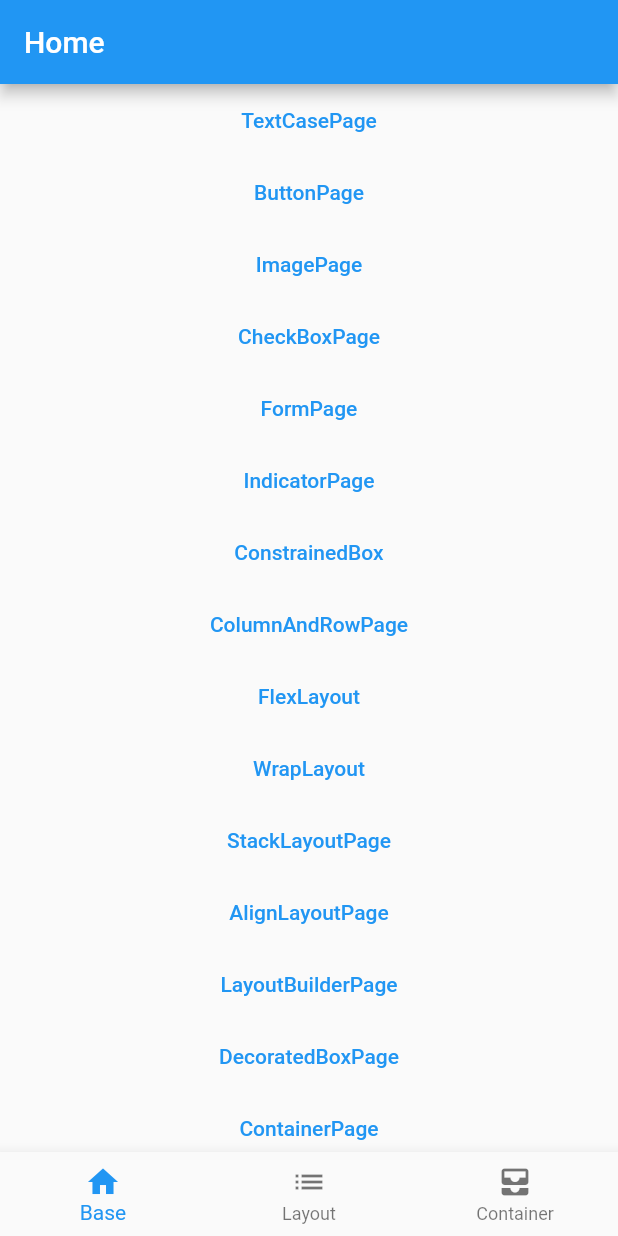
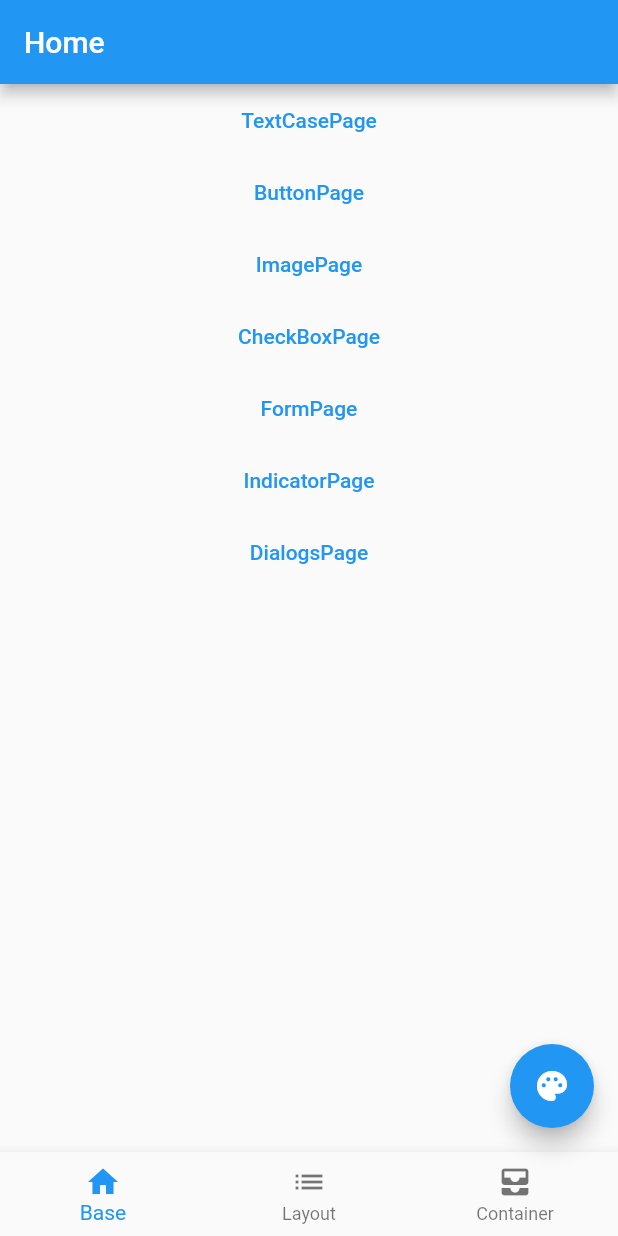
Before and after one commit to gitofleonardo/flutter_in_action, a Flutter app: the screen it shows after launch, on a phone screen of 412 x 824 dp. Run offline on Flutter 3.47's test engine with Material 2 defaults, Android fonts, the light colour scheme and no system bars; missing offline and left inert: flutter_displaymode.

Commit message:
Add dialog demos.

```diff
--- a/lib/main.dart
+++ b/lib/main.dart
@@ -11,6 +11,7 @@
 import 'package:flutter_in_action/container/clip_page.dart';
 import 'package:flutter_in_action/container/container.dart';
 import 'package:flutter_in_action/container/decorated_box.dart';
+import 'package:flutter_in_action/dialogs.dart';
 import 'package:flutter_in_action/layout/align_layout.dart';
 import 'package:flutter_in_action/layout/column_and_row.dart';
 import 'package:flutter_in_action/layout/constrained_box.dart';
@@ -18,6 +19,12 @@
 import 'package:flutter_in_action/layout/layout_builder.dart';
 import 'package:flutter_in_action/layout/stack_layout.dart';
 import 'package:flutter_in_action/layout/wrap.dart';
+import 'package:flutter_in_action/page/base_widget_page.dart';
+import 'package:flutter_in_action/page/container_page.dart';
+import 'package:flutter_in_action/page/layout_widget_page.dart';
+import 'package:flutter_in_action/scrollable/animated_list_view.dart';
+import 'package:flutter_in_action/scrollable/grid_view.dart';
+import 'package:flutter_in_action/scrollable/list_view.dart';
 
 void main() {
   runApp(const MyApp());
@@ -31,13 +38,10 @@
   Widget build(BuildContext context) {
     return MaterialApp(
       title: 'My Flutter Demo',
-      theme: ThemeData(
-        primarySwatch: Colors.blue,
-      ),
-      home: const MyHomePage(title: 'Home'),
+      home: const MyHomePage(title: "Home"),
       routes: {
         "button_page": (context) => const ButtonPage(),
-        "check_box_page":(context) => const CheckBoxPage(),
+        "check_box_page": (context) => const CheckBoxPage(),
         "form_page": (context) => const FormPage(),
         "image_page": (context) => const ImagePage(),
         "indicator_page": (context) => const IndicatorPage(),
@@ -51,7 +55,11 @@
         "layout_builder_page": (ctx) => LayoutBuilderPage(),
         "decorated_box_page": (ctx) => const DecoratedBoxPage(),
         "container_page": (ctx) => const ContainerPage(),
-        "clip_page": (ctx) => ClipPage(),
+        "clip_page": (ctx) => const ClipPage(),
+        "list_view_page": (ctx) => const ListViewPage(),
+        "animated_list_view_page": (ctx) => const AnimatedListViewPage(),
+        "grid_view_page": (ctx) => const GridViewPage(),
+        "dialog_page": (ctx) => const Dialogs(),
       },
     );
   }
@@ -67,23 +75,24 @@
 }
 
 class _MyHomePageState extends State<MyHomePage> {
-  late final List<DisplayMode> _modes;
-  late final DisplayMode? _active;
-  late final DisplayMode? _preferred;
+  DateTime? _lastPress;
+  var _currentPageIndex = 0;
+  final _pageController = PageController();
+  final _pages = [
+    const BaseWidgetPage(),
+    const LayoutWidgetPage(),
+    const ContainerWidgetPage()
+  ];
+  final _optionalThemes = <ThemeData>[
+    ThemeData(primarySwatch: Colors.blue),
+    ThemeData(primarySwatch: Colors.deepOrange),
+    ThemeData(primarySwatch: Colors.teal)
+  ];
+  var _currThemeIndex = 0;
 
   Future<void> fetchAll() async {
-    try{
-      _modes = await FlutterDisplayMode.supported;
-      _modes.forEach(print);
-    }catch(e){
-      print(e);
-    }
-    _preferred = await FlutterDisplayMode.preferred;
-    _active = await FlutterDisplayMode.active;
     await FlutterDisplayMode.setHighRefreshRate();
-    setState(() {
-
-    });
+    setState(() {});
   }
 
   @override
@@ -93,101 +102,75 @@
     });
     super.initState();
   }
+
   @override
   Widget build(BuildContext context) {
-    return AnnotatedRegion<SystemUiOverlayStyle>(child: Scaffold(
+    return Theme(
+      data: _optionalThemes[_currThemeIndex],
+      child: WillPopScope(
+          child: AnnotatedRegion<SystemUiOverlayStyle>(
+              child: Scaffold(
                 appBar: AppBar(
                   title: Text(widget.title),
                 ),
-      body: SingleChildScrollView(
-        child: Container(
-          constraints: const BoxConstraints(minWidth: double.infinity),
-          child: Column(
-            mainAxisAlignment: MainAxisAlignment.center,
-            mainAxisSize: MainAxisSize.max,
-            children: <Widget>[
-              TextButton(
-                  child: const Text("TextCasePage"),
-                  onPressed: (){
-                    Navigator.pushNamed(context, "text_page",arguments: "Hello World And Thank You.");
-                  }),
-              TextButton(
-                  onPressed: (){
-                    Navigator.push(context, MaterialPageRoute(builder: (context){
-                      return const ButtonPage();
-                    }));
+                body: Container(
+                  constraints: const BoxConstraints.expand(),
+                  child: PageView.builder(
+                    controller: _pageController,
+                    itemCount: _pages.length,
+                    itemBuilder: (BuildContext context, int index) {
+                      return _pages[index];
                     },
-                  child: const Text("ButtonPage")
-              ),
-              TextButton(onPressed: (){
-                Navigator.push(context, MaterialPageRoute(builder: (context){
-                  return const ImagePage();
-                }));
-              }, child: const Text("ImagePage")),
-              TextButton(onPressed: (){
-                Navigator.push(context, MaterialPageRoute(builder: (context){
-                  return const CheckBoxPage();
-                }));
-              }, child: const Text("CheckBoxPage")),
-              TextButton(onPressed: (){
-                Navigator.push(context, MaterialPageRoute(builder: (context){
-                  return const FormPage();
-                }));
-              }, child: const Text("FormPage")),
-              TextButton(onPressed: (){
-                Navigator.push(context, MaterialPageRoute(builder: (ctx){
-                  return const IndicatorPage();
-                }));
-              }, child: const Text("IndicatorPage")),
-              TextButton(onPressed: (){
-                Navigator.pushNamed(context, "constrained_box");
-              }, child: const Text("ConstrainedBox")),
-              TextButton(onPressed: (){
-                Navigator.pushNamed(context, "column_row_page");
-              }, child: const Text("ColumnAndRowPage")),
-              TextButton(onPressed: (){
-                Navigator.pushNamed(context, "flex_page");
-              }, child: const Text("FlexLayout")),
-              TextButton(onPressed: (){
-                Navigator.pushNamed(context, "wrap_page");
-              }, child: const Text("WrapLayout")),
-              TextButton(onPressed: (){
-                Navigator.pushNamed(context, "stack_page");
-              }, child: const Text("StackLayoutPage")),
-              TextButton(
-                  child: const Text("AlignLayoutPage"),
-                  onPressed: (){
-                    Navigator.pushNamed(context, "align_page");
-                  }
-              ),
-              TextButton(onPressed: (){
-                Navigator.pushNamed(context, "layout_builder_page");
-              }, child: const Text("LayoutBuilderPage")),
-              TextButton(
-                onPressed: (){
-                  Navigator.pushNamed(context, "decorated_box_page");
+                    onPageChanged: (index) {
+                      setState(() {
+                        _currentPageIndex = index;
+                      });
                     },
-                child: const Text("DecoratedBoxPage"),
-              ),
-              TextButton(onPressed: (){
-                Navigator.pushNamed(context, "container_page");
-              }, child: const Text("ContainerPage")),
-              TextButton(onPressed: (){
-                Navigator.pushNamed(context, "clip_page");
-              }, child: const Text("Clip Page"))
-            ],
-          ),
                   ),
                 ),
                 bottomNavigationBar: BottomNavigationBar(
+                  currentIndex: _currentPageIndex,
                   items: const [
-          BottomNavigationBarItem(icon: Icon(Icons.home),label: "Base"),
-          BottomNavigationBarItem(icon: Icon(Icons.list),label: "Layout"),
-          BottomNavigationBarItem(icon: Icon(Icons.all_inbox),label: "Container"),
+                    BottomNavigationBarItem(
+                        icon: Icon(Icons.home), label: "Base"),
+                    BottomNavigationBarItem(
+                        icon: Icon(Icons.list), label: "Layout"),
+                    BottomNavigationBarItem(
+                        icon: Icon(Icons.all_inbox), label: "Container"),
                   ],
+                  onTap: (index) {
+                    setState(() {
+                      _currentPageIndex = index;
+                      _pageController.animateToPage(index,
+                          duration: const Duration(milliseconds: 250),
+                          curve: Curves.decelerate);
+                    });
+                  },
                 ),
-    ), value: const SystemUiOverlayStyle(
-      statusBarColor: Colors.transparent
-    ));
+                floatingActionButton: FloatingActionButton(
+                  onPressed: () {
+                    setState(() {
+                      _currThemeIndex =
+                          (_currThemeIndex + 1) % _optionalThemes.length;
+                    });
+                  },
+                  child: const Icon(Icons.palette, color: Colors.white),
+                ),
+              ),
+              value: const SystemUiOverlayStyle(
+                  statusBarColor: Colors.transparent)),
+          onWillPop: () async {
+            if (_lastPress == null ||
+                DateTime.now().difference(_lastPress!) >
+                    const Duration(seconds: 1)) {
+              _lastPress = DateTime.now();
+              ScaffoldMessenger.of(context).clearSnackBars();
+              ScaffoldMessenger.of(context).showSnackBar(
+                  const SnackBar(content: Text("Press Back Again To Exit")));
+              return false;
+            }
+            return true;
+          }),
+    );
   }
 }
--- /dev/null
+++ b/lib/page/base_widget_page.dart
@@ -0,0 +1,67 @@
+import 'package:flutter/material.dart';
+import 'package:flutter_in_action/base/button.dart';
+import 'package:flutter_in_action/base/check_box.dart';
+import 'package:flutter_in_action/base/form.dart';
+import 'package:flutter_in_action/base/image.dart';
+import 'package:flutter_in_action/base/indicator.dart';
+
+class BaseWidgetPage extends StatelessWidget {
+  const BaseWidgetPage({Key? key}) : super(key: key);
+
+  @override
+  Widget build(BuildContext context) {
+    return Container(
+      constraints: const BoxConstraints.expand(),
+      child: Column(
+        children: [
+          TextButton(
+              child: const Text("TextCasePage"),
+              onPressed: () {
+                Navigator.pushNamed(context, "text_page",
+                    arguments: "Hello World And Thank You.");
+              }),
+          TextButton(
+              onPressed: () {
+                Navigator.push(context, MaterialPageRoute(builder: (context) {
+                  return const ButtonPage();
+                }));
+              },
+              child: const Text("ButtonPage")),
+          TextButton(
+              onPressed: () {
+                Navigator.push(context, MaterialPageRoute(builder: (context) {
+                  return const ImagePage();
+                }));
+              },
+              child: const Text("ImagePage")),
+          TextButton(
+              onPressed: () {
+                Navigator.push(context, MaterialPageRoute(builder: (context) {
+                  return const CheckBoxPage();
+                }));
+              },
+              child: const Text("CheckBoxPage")),
+          TextButton(
+              onPressed: () {
+                Navigator.push(context, MaterialPageRoute(builder: (context) {
+                  return const FormPage();
+                }));
+              },
+              child: const Text("FormPage")),
+          TextButton(
+              onPressed: () {
+                Navigator.push(context, MaterialPageRoute(builder: (ctx) {
+                  return const IndicatorPage();
+                }));
+              },
+              child: const Text("IndicatorPage")),
+          TextButton(
+              onPressed: () {
+                Navigator.pushNamed(context, "dialog_page");
+              },
+              child: const Text("DialogsPage"))
+        ],
+      ),
+    );
+  }
+}
```
Also changed, not shown: lib/dialogs.dart (added, +122 -0 lines), lib/inh.dart (added, +20 -0 lines), lib/page/container_page.dart (added, +40 -0 lines), lib/page/layout_widget_page.dart (added, +40 -0 lines), lib/scrollable/animated_list_view.dart (added, +44 -0 lines), lib/scrollable/grid_view.dart (added, +37 -0 lines), lib/scrollable/list_view.dart (added, +69 -0 lines). Lines whose indentation alone changed are shown as unchanged.
